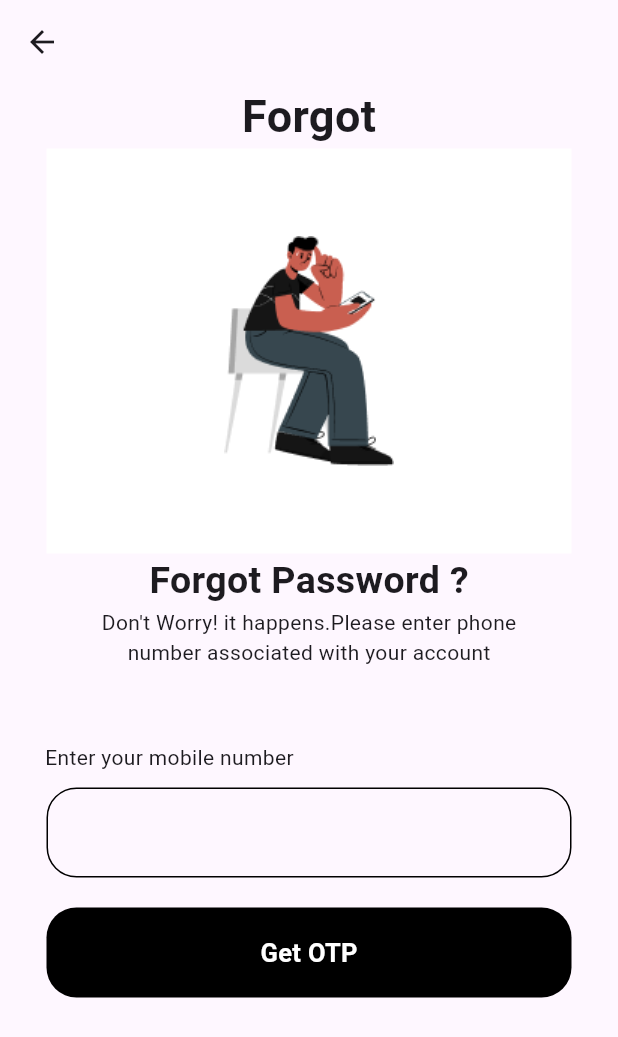
After one commit to MahadevBiniraj/Flutter_shared_pref_reg_UI, a Flutter app: the screen it shows after launch, after a tap on "forgot password", on a phone screen of 412 x 824 dp. The commit adds this screen. Shown: the top 1037 px of the screen. Run offline on Flutter 3.47's test engine with Material 3 defaults, Android fonts, the phone set to English and light mode, and no system bars; our stand-ins replace shared_preferences.

Commit message:
forgot screen updated

```diff
--- /dev/null
+++ b/lib/view/Forgot_page/forgot.dart
@@ -0,0 +1,78 @@
+import 'package:flutter/material.dart';
+
+class Forgot extends StatelessWidget {
+  const Forgot({super.key});
+
+  @override
+  Widget build(BuildContext context) {
+    return Scaffold(
+      appBar: AppBar(),
+      body: Column(
+        children: [
+          Center(
+            child: Text("Forgot",
+                style: TextStyle(fontSize: 30, fontWeight: FontWeight.w600)),
+          ),
+          Container(
+            height: 270,
+            width: 350,
+            decoration: BoxDecoration(
+                color: Colors.white,
+                image: DecorationImage(
+                  image: AssetImage("assets/Character.png"),
+                )),
+          ),
+          Center(
+            child: Text("Forgot Password ?",
+                style: TextStyle(fontSize: 25, fontWeight: FontWeight.w600)),
+          ),
+          Text("Don't Worry! it happens.Please enter phone"),
+          Text("number associated with your account"),
+          SizedBox(
+            height: 50,
+          ),
+          Padding(
+            padding: const EdgeInsets.symmetric(horizontal: 30),
+            child: Row(
+              mainAxisAlignment: MainAxisAlignment.start,
+              children: [
+                Text(
+                  "Enter your mobile number",
+                  style: TextStyle(),
+                ),
+              ],
+            ),
+          ),
+          SizedBox(
+            height: 10,
+          ),
+          Container(
+            height: 60,
+            width: 350,
+            decoration: BoxDecoration(
+                borderRadius: BorderRadius.circular(20), border: Border.all()),
+          ),
+          SizedBox(
+            height: 20,
+          ),
+          Container(
+            height: 60,
+            width: 350,
+            decoration: BoxDecoration(
+              color: Colors.black,
+              borderRadius: BorderRadius.circular(20),
+            ),
+            child: Center(
+                child: Text(
+              "Get OTP",
+              style: TextStyle(
+                  fontSize: 17,
+                  fontWeight: FontWeight.w600,
+                  color: Colors.white),
+            )),
+          )
+        ],
+      ),
+    );
+  }
+}
--- a/lib/view/Login_page/loginpage.dart
+++ b/lib/view/Login_page/loginpage.dart
@@ -1,4 +1,5 @@
 import 'package:flutter/material.dart';
+import 'package:shared_pref_reg_example/view/Forgot_page/forgot.dart';
 import 'package:shared_pref_reg_example/view/Home_page/homepage.dart';
 import 'package:shared_pref_reg_example/view/Registeration_page/registeration.dart';
 import 'package:shared_preferences/shared_preferences.dart';
@@ -73,10 +74,19 @@ class _LoginpageState extends State<Loginpage> {
             Row(
               mainAxisAlignment: MainAxisAlignment.end,
               children: [
-                Text(
-                  "forgot password",
-                  style: TextStyle(fontSize: 17, fontWeight: FontWeight.w600),
-                ),
+                TextButton(
+                  onPressed: () {
+                    Navigator.push(
+                        context,
+                        MaterialPageRoute(
+                          builder: (context) => Forgot(),
+                        ));
+                  },
+                  child: Text(
+                    "forgot password",
+                    style: TextStyle(fontSize: 17, fontWeight: FontWeight.w600),
+                  ),
+                )
               ],
             ),
             SizedBox(
--- a/pubspec.yaml
+++ b/pubspec.yaml
@@ -62,6 +62,7 @@ flutter:
   # To add assets to your application, add an assets section, like this:
   assets:
     - assets/Apple logo.png
+    - assets/Character.png
     - assets/Google.png
     - assets/LMNTRI_1571641805.png
 
```
Also changed, not shown: assets/Character.png (added).
